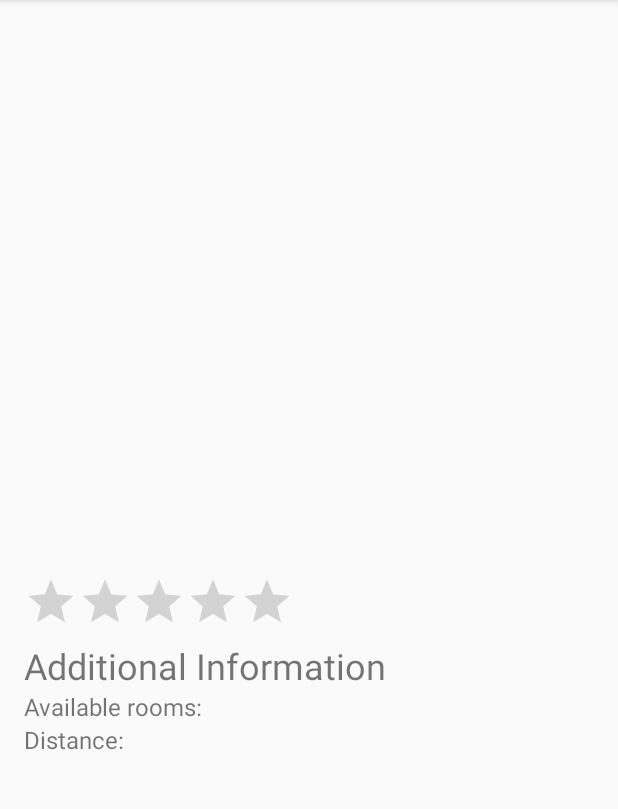
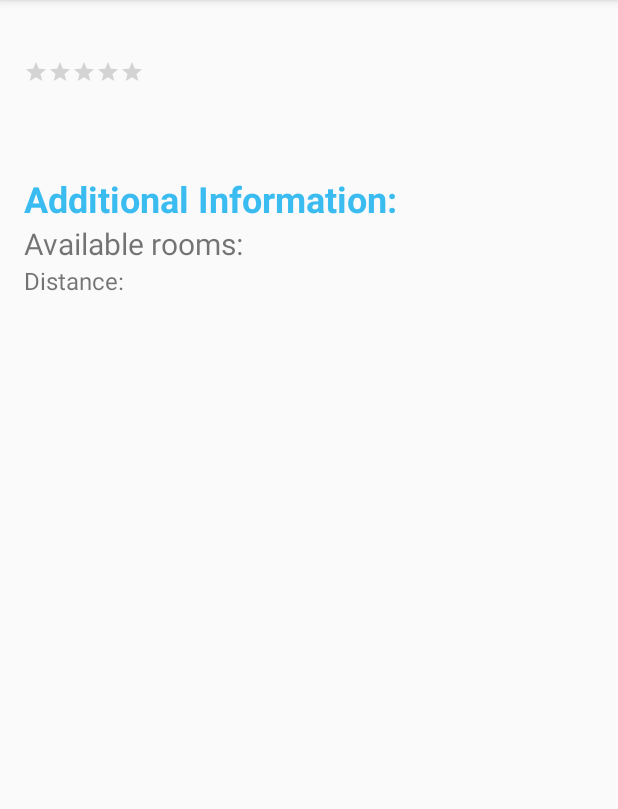
Before and after one commit to LizonkaElizaveta/Kotlin-Retrofit-AndroidArchitectureComponents, an Android app: the fragment DescriptionFragment placed in its activity, on a phone screen of 412 x 824 dp, the part 84-893 px from its top. Run offline under Robolectric (Android 15) with nearby library versions, the phone set to English and light mode, and no system bars; our stand-ins replace data binding; pictures from the network do not load; 5 statements that could not run were skipped.

Commit message:
update description fragment xml

```diff
--- a/app/src/main/res/layout/fragment_description.xml
+++ b/app/src/main/res/layout/fragment_description.xml
@@ -22,8 +22,8 @@
 
             <ImageView
                     android:id="@+id/imageOfHotel"
-                    android:layout_width="0dp"
-                    android:layout_height="270dp"
+                    android:layout_width="wrap_content"
+                    android:layout_height="wrap_content"
                     android:scaleType="centerCrop"
                     app:imgUrl="@{viewModel.selectedProperty.image}"
                     app:layout_constraintEnd_toEndOf="parent"
@@ -38,44 +38,47 @@
                     android:layout_marginTop="16dp"
                     android:text="@{viewModel.selectedProperty.name}"
                     android:textColor="@color/colorBlack"
-                    android:textSize="40sp"
+                    android:textSize="32sp"
                     app:layout_constraintStart_toStartOf="parent"
                     app:layout_constraintTop_toBottomOf="@+id/imageOfHotel"
                     tools:text="@string/nameOfHotel" />
 
             <TextView
-
                     android:id="@+id/addressOfHotel"
                     android:layout_width="wrap_content"
                     android:layout_height="wrap_content"
                     android:text="@{viewModel.selectedProperty.address}"
                     app:layout_constraintStart_toStartOf="parent"
                     app:layout_constraintTop_toBottomOf="@+id/nameOfHotel"
+                    android:textSize="18sp"
                     tools:text="@string/addressOfHotel" />
 
             <RatingBar
+                    style="?android:attr/ratingBarStyleSmall"
                     android:id="@+id/starsOfHotel"
-                    style="?android:attr/ratingBarStyleIndicator"
+                    android:progressTint="@color/colorStars"
                     android:layout_width="wrap_content"
                     android:layout_height="wrap_content"
                     android:layout_marginTop="8dp"
                     android:rating="@{viewModel.selectedProperty.stars}"
                     android:visibility="visible"
-                    app:layout_constraintStart_toStartOf="parent"
-                    app:layout_constraintTop_toBottomOf="@+id/addressOfHotel"
+                    app:layout_constraintStart_toEndOf="@id/nameOfHotel"
+                    app:layout_constraintTop_toTopOf="@id/nameOfHotel"
                     tools:visibility="visible" />
 
 
             <TextView
+                    android:layout_marginTop="16dp"
+                    android:textColor="@color/colorPrimary"
                     android:id="@+id/tv_additional_inf"
                     android:layout_width="wrap_content"
                     android:layout_height="wrap_content"
-                    android:layout_marginTop="8dp"
+                    android:textStyle="bold"
                     android:text="@string/additional_inf"
                     android:textSize="24sp"
                     android:visibility="visible"
                     app:layout_constraintStart_toStartOf="parent"
-                    app:layout_constraintTop_toBottomOf="@+id/starsOfHotel"
+                    app:layout_constraintTop_toBottomOf="@+id/addressOfHotel"
                     tools:visibility="visible" />
 
             <TextView
@@ -83,7 +86,7 @@
                     android:layout_width="wrap_content"
                     android:layout_height="wrap_content"
                     android:text="@string/suites_availability"
-                    android:textSize="16sp"
+                    android:textSize="20sp"
                     android:visibility="visible"
                     app:layout_constraintStart_toStartOf="parent"
                     app:layout_constraintTop_toBottomOf="@+id/tv_additional_inf"
--- a/app/src/main/res/layout/list_view_item.xml
+++ b/app/src/main/res/layout/list_view_item.xml
@@ -89,6 +89,7 @@
                             tools:text="@string/addressOfHotel" />
 
                     <RatingBar
+                            android:progressTint="@color/colorStars"
                             android:id="@+id/starsOfHotel"
                             style="?android:attr/ratingBarStyleSmall"
                             android:layout_width="wrap_content"
--- a/app/src/main/res/values/colors.xml
+++ b/app/src/main/res/values/colors.xml
@@ -1,7 +1,8 @@
 <?xml version="1.0" encoding="utf-8"?>
 <resources>
     <color name="colorPrimary">#3ABCF1</color>
-    <color name="colorPrimaryDark">#00574B</color>
-    <color name="colorAccent">#febb03</color>
+    <color name="colorPrimaryDark">#476195</color>
+    <color name="colorAccent">#476195</color>
+    <color name="colorStars">#febb03</color>
     <color name="colorBlack">#000000</color>
 </resources>
--- a/app/src/main/res/values/strings.xml
+++ b/app/src/main/res/values/strings.xml
@@ -9,6 +9,6 @@
     <string name="roomsOfHotel">1,2,3,4,5</string>
     <string name="distance">Distance:</string>
     <string name="show_all_hotel">Show all hotel</string>
-    <string name="additional_inf">Additional Information</string>
+    <string name="additional_inf">Additional Information:</string>
     <string name="sort_by_stars">Sort by stars</string>
 </resources>
```
Also changed, not shown: 2 other files.
